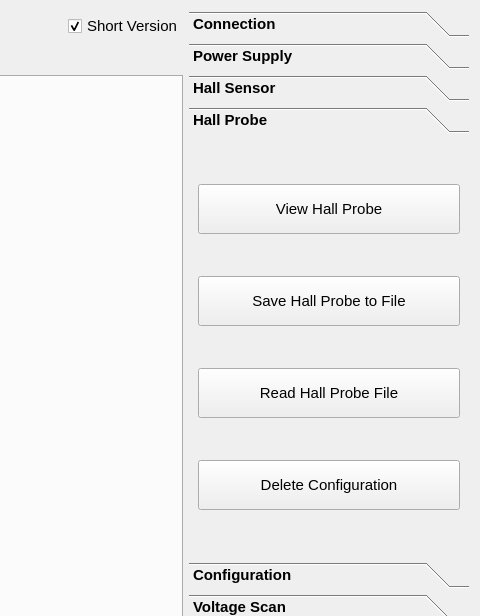
This is hallbench/gui/ui/databasewidget.ui in lnls-ima/hall-bench-control as Qt 5 draws it before an edit; both pictures show x 718 to 1198 and y 0 to 616 of the 1198 by 827 pixel window. The edited form follows.
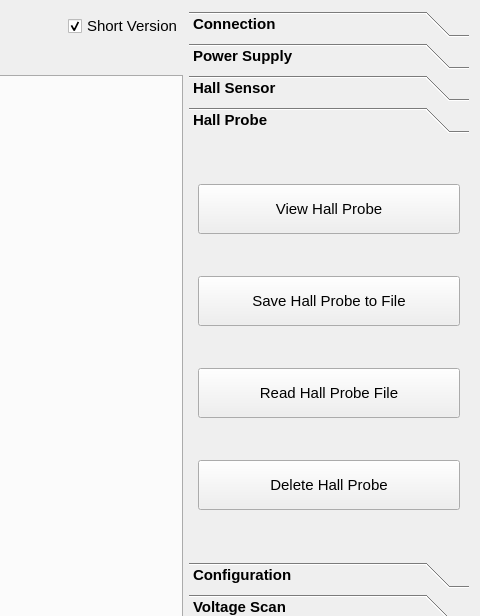
This is the edited form. The open tabs and pages were chosen to show the change. Icons and pictures are not drawn.

Patch:
```diff
--- a/hallbench/gui/ui/databasewidget.ui
+++ b/hallbench/gui/ui/databasewidget.ui
@@ -415,8 +415,8 @@
          <rect>
           <x>0</x>
           <y>0</y>
-          <width>194</width>
-          <height>236</height>
+          <width>280</width>
+          <height>413</height>
          </rect>
         </property>
         <attribute name="label">
@@ -499,7 +499,7 @@
             </font>
            </property>
            <property name="text">
-            <string>Delete Configuration</string>
+            <string>Delete Hall Probe</string>
            </property>
            <property name="icon">
             <iconset>
```
Left out of the diff: 28 changed lines with no effect on the pictures.
